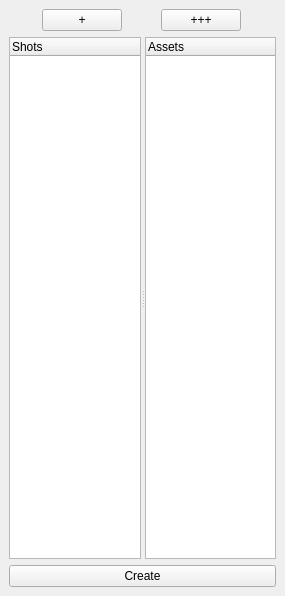
Qt form dumps/castingsheet.ui (subing85/subins_tutorials) before a commit.
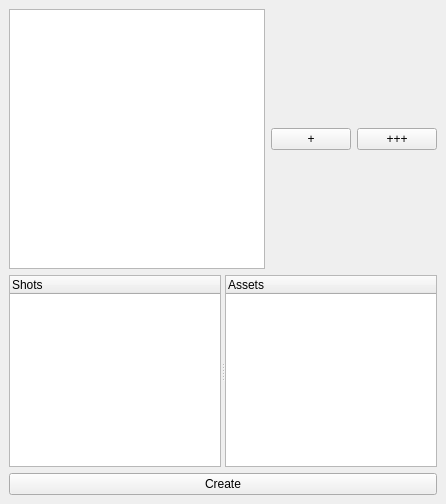
The same form after that commit.

The edit to the form file:
```diff
--- a/dumps/castingsheet.ui
+++ b/dumps/castingsheet.ui
@@ -6,8 +6,8 @@
    <rect>
     <x>0</x>
     <y>0</y>
-    <width>285</width>
-    <height>596</height>
+    <width>372</width>
+    <height>504</height>
    </rect>
   </property>
   <property name="windowTitle">
@@ -17,6 +17,16 @@
    <layout class="QVBoxLayout" name="verticalLayout">
     <item>
      <layout class="QHBoxLayout" name="horizontalLayout">
+      <item>
+       <widget class="QTextEdit" name="textEdit">
+        <property name="sizePolicy">
+         <sizepolicy hsizetype="Fixed" vsizetype="Expanding">
+          <horstretch>0</horstretch>
+          <verstretch>0</verstretch>
+         </sizepolicy>
+        </property>
+       </widget>
+      </item>
       <item>
        <widget class="QPushButton" name="pushButton">
         <property name="sizePolicy">
```
